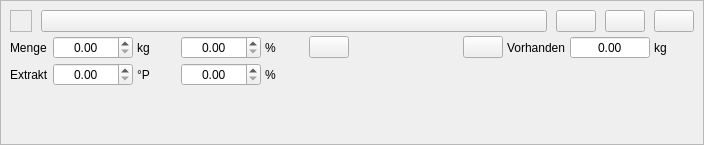
Above: kleiner-brauhelfer/widgets/wdgmalzgabe.ui from kleiner-brauhelfer/kleiner-brauhelfer-2 before the change. Below: the same form after it.
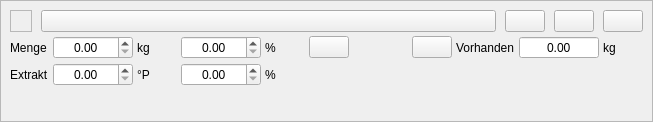
That is the form after the change. Icons and pictures are not drawn. Custom widgets are drawn as their Qt base class.

The edit to the form file:
```diff
--- a/kleiner-brauhelfer/widgets/wdgmalzgabe.ui
+++ b/kleiner-brauhelfer/widgets/wdgmalzgabe.ui
@@ -6,8 +6,8 @@
    <rect>
     <x>0</x>
     <y>0</y>
-    <width>704</width>
-    <height>145</height>
+    <width>653</width>
+    <height>122</height>
    </rect>
   </property>
   <property name="sizePolicy">
```
